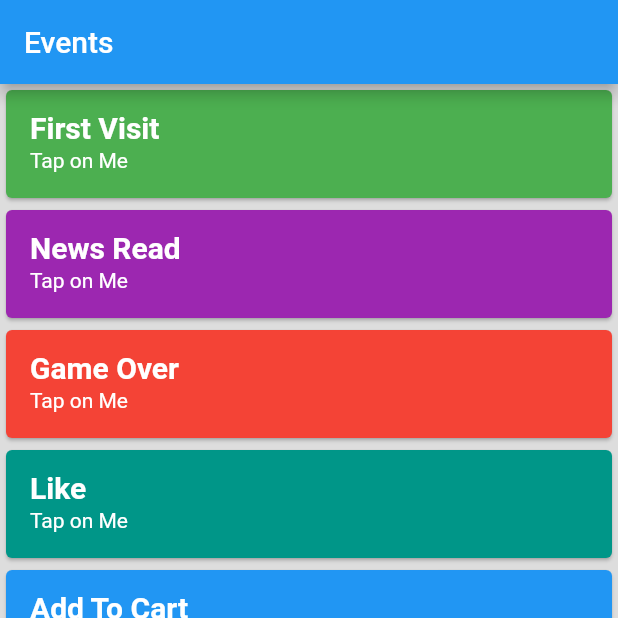
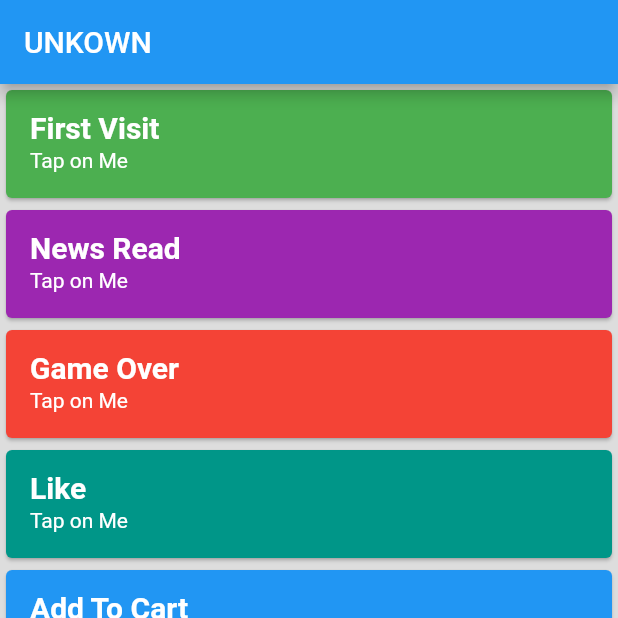
Before and after one commit to wonderpush/wonderpush-flutter-demo, a Flutter app: the screen it shows after launch, on a phone screen of 412 x 824 dp, the top half of it. Run offline on Flutter 3.47's test engine with Material 2 defaults, Android fonts, the phone set to English and light mode, and no system bars; missing offline and left inert: wonderpush_flutter_plugin.

Commit message:
First native call to Flutter SDK made successfully

```diff
--- a/lib/main.dart
+++ b/lib/main.dart
@@ -55,7 +55,7 @@ class _MyAppState extends State<MyApp> {
     return MaterialApp(
       home: Scaffold(
           appBar: AppBar(
-            title: Text('Events'),
+            title: Text("$_name"),
           ),
           body: Container(
             color: Color.fromRGBO(221, 221, 221, 1.0),
```
